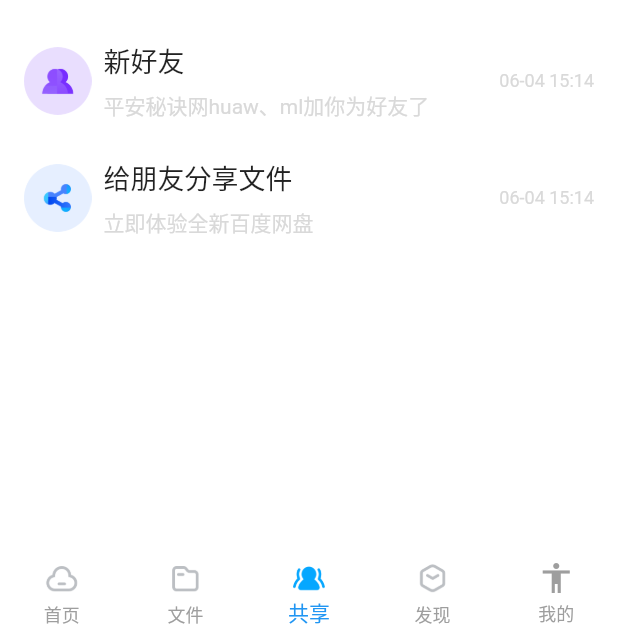
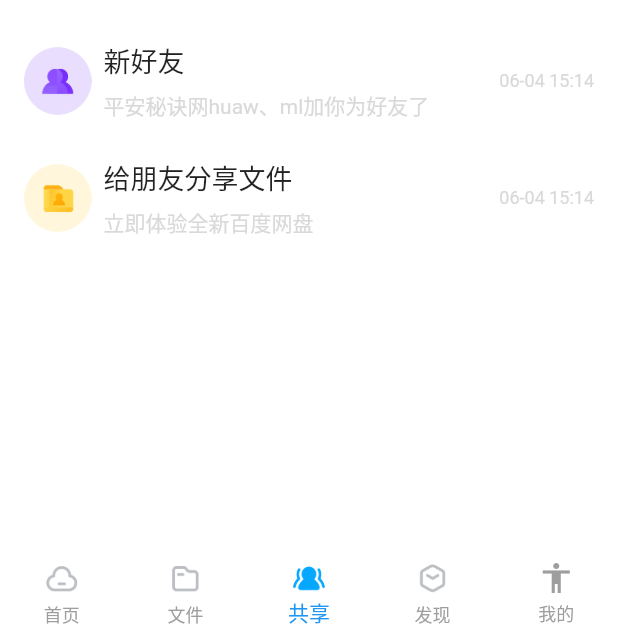
Before and after one commit to xiaxiayige/FlutterDemo, a Flutter app: the screen it shows after launch, item 3 of the bottom bar chosen, on a phone screen of 412 x 824 dp, the part 597-1236 px from its top. Run offline on Flutter 3.47's test engine with Material 2 defaults, Android fonts, the phone set to English and light mode, and no system bars.

Commit message:
修改图片

```diff
--- a/flutter_pan_baidu/lib/page/share_page.dart
+++ b/flutter_pan_baidu/lib/page/share_page.dart
@@ -93,7 +93,7 @@ class SharePage extends StatelessWidget {
                           _buildItem(R.img_share_share_link_guide_icon,"管理我的分享","查看已发出的分享详情","06-04 15:14"),
                           _buildItem(R.img_share_youa_logo,"一刻相册","恭喜你获得永久无限空间","06-04 15:14"),
                           _buildItem(R.img_share_item_new_follow_icon,"新好友","平安秘诀网huaw、ml加你为好友了","06-04 15:14"),
-                          _buildItem(R.img_share_share_link_guide_icon,"给朋友分享文件","立即体验全新百度网盘","06-04 15:14"),
+                          _buildItem(R.img_share_item_share_guide_icon_normal,"给朋友分享文件","立即体验全新百度网盘","06-04 15:14"),
                       ],),
                     )
                   ],
```
